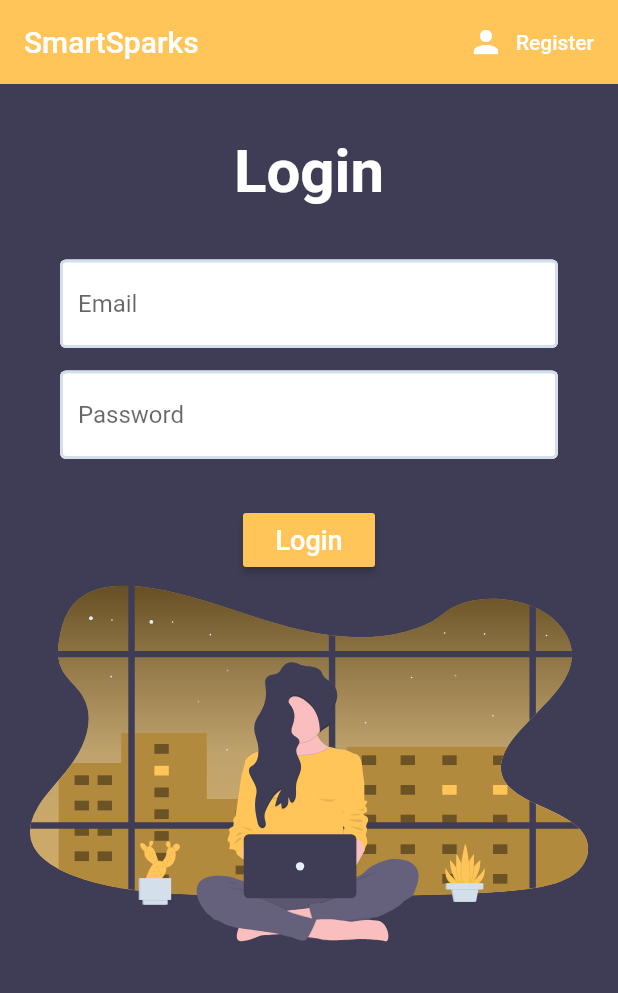
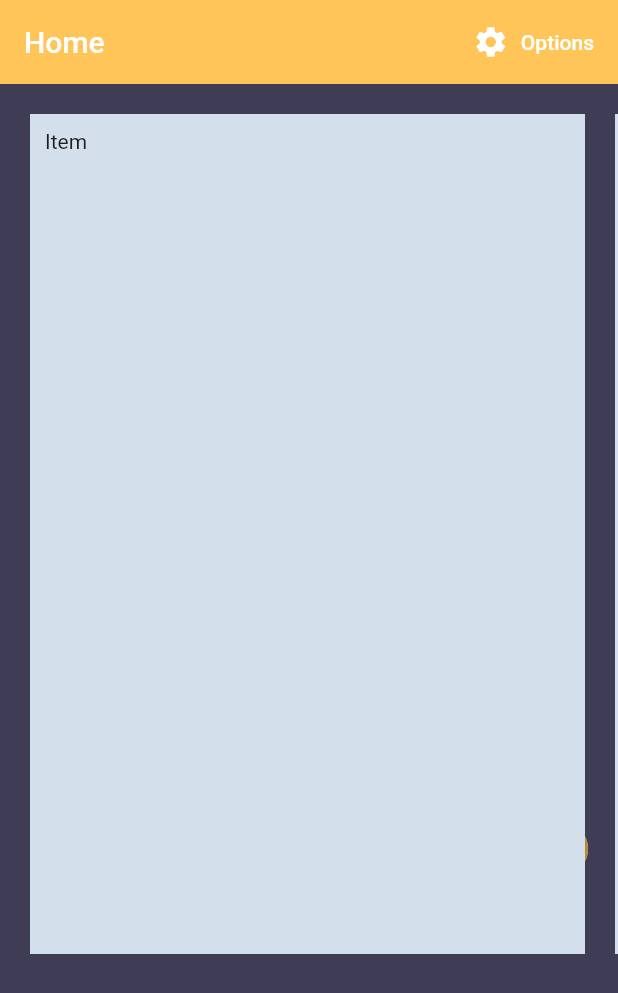
Before and after one commit to IrisBICS/SmartSparks, a Flutter app: the screen it shows after launch, on a phone screen of 412 x 824 dp. Shown: the top 993 px of the screen. Run offline on Flutter 3.47's test engine with Material 2 defaults, Android fonts, the phone set to English and light mode, and no system bars; our stand-ins replace firebase_auth, firebase_core, flutter_svg; accounts and stored records are empty.

Commit message:
Home skeleton & empty files

```diff
--- /dev/null
+++ b/lib/screens/home/components/commentList.dart
@@ -0,0 +1 @@
+import 'package:flutter/material.dart';
--- /dev/null
+++ b/lib/screens/home/components/commentTile.dart
@@ -0,0 +1,2 @@
+import 'package:flutter/material.dart';
+//See if I can use a ListTile() from Flutter for that
--- /dev/null
+++ b/lib/screens/home/components/sparkTile.dart
@@ -0,0 +1,2 @@
+import 'package:flutter/material.dart';
+import 'package:smartsparks/shared/constants.dart';
--- /dev/null
+++ b/lib/screens/home/components/sparksList.dart
@@ -0,0 +1,2 @@
+import 'package:flutter/material.dart';
+import 'sparkTile.dart';
--- /dev/null
+++ b/lib/screens/home/components/topicTile.dart
@@ -0,0 +1,26 @@
+import 'package:flutter/material.dart';
+import 'package:smartsparks/shared/constants.dart';
+
+class TopicTile extends StatelessWidget {
+
+  //Data to be obtained from the caller later
+  final String date = '24/08/2020';
+  final String author = 'Admin1';
+  final String title = 'Spark1';
+  final String data = 'This is the body'; //Will be markdown data later
+
+  @override
+  Widget build(BuildContext context) {
+    return Padding(
+      padding: EdgeInsets.all(10.0),
+      child: Container(
+        width: 370.0,
+        color: lightGray,
+        child: Padding(
+          padding: EdgeInsets.all(10.0),
+          child: Text("Item"), //Container with all the data
+        )
+      ),
+    );
+  }
+}
--- /dev/null
+++ b/lib/screens/home/components/topicsList.dart
@@ -0,0 +1,24 @@
+import 'package:flutter/material.dart';
+import 'topicTile.dart';
+
+class TopicsList extends StatefulWidget {
+  @override
+  _TopicsListState createState() => _TopicsListState();
+}
+
+class _TopicsListState extends State<TopicsList> {
+
+  //Get topics data from firebase
+
+  @override
+  Widget build(BuildContext context) {
+    return ListView.builder(
+      padding: EdgeInsets.all(10.0),
+      scrollDirection: Axis.horizontal,
+      itemCount: 15, //Count of all topics
+      itemBuilder: (BuildContext context, int index) {
+        return TopicTile(); //Pass in topics data
+      },
+    );
+  }
+}
--- a/lib/screens/home/home.dart
+++ b/lib/screens/home/home.dart
@@ -1,10 +1,49 @@
 import 'package:flutter/material.dart';
+import 'package:flutter_svg/flutter_svg.dart';
+import 'package:smartsparks/shared/constants.dart';
+import 'components/topicsList.dart';
 
 class Home extends StatelessWidget {
   @override
   Widget build(BuildContext context) {
-    return Container(
-
+    return Scaffold(
+      backgroundColor: darkGray,
+      appBar: AppBar(
+        backgroundColor: yellow,
+        elevation: 0.0,
+        title: Text('Home'),
+        actions: <Widget>[
+          FlatButton.icon(
+            onPressed: () {},
+            icon: Icon(
+              Icons.settings,
+              color: white,
+            ),
+            label: Text(
+              'Options',
+              style: TextStyle(color: white),
+            ),
+          )
+        ]
+      ),
+      body: Column(
+        children: <Widget>[
+          Container(
+            height: 600,
+            child: Stack(
+              children: <Widget>[
+                Positioned(
+                  child: Padding(
+                    padding: EdgeInsets.fromLTRB(20, 320, 20, 0),
+                    child: SvgPicture.asset('assets/images/undraw_working_late_pukg.svg')
+                  )
+                ),
+              TopicsList(),
+              ],
+            )
+          )
+        ]
+      )
     );
   }
 }
--- /dev/null
+++ b/lib/screens/home/spark.dart
@@ -0,0 +1 @@
+import 'package:flutter/material.dart';
--- /dev/null
+++ b/lib/screens/home/topic.dart
@@ -0,0 +1 @@
+import 'package:flutter/material.dart';
--- a/lib/screens/wrapper.dart
+++ b/lib/screens/wrapper.dart
@@ -6,7 +6,7 @@ class Wrapper extends StatelessWidget {
   @override
   Widget build(BuildContext context) {
 
-    final user = null;
+    final user = true; //Setup user stream
 
     return user != null ? Home() : Authenticate();
   }
```
